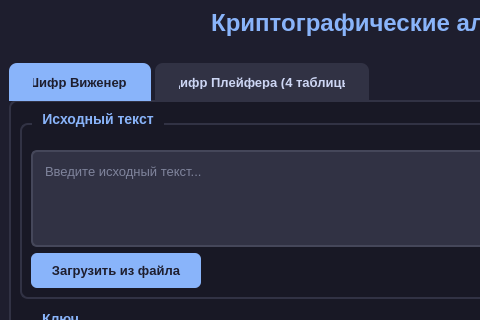
thediamondx13/ITLab1, file ui/ITLab1.ui: the form before one commit; both pictures show x 0 to 480 and y 0 to 320 of the 800 by 700 pixel window.
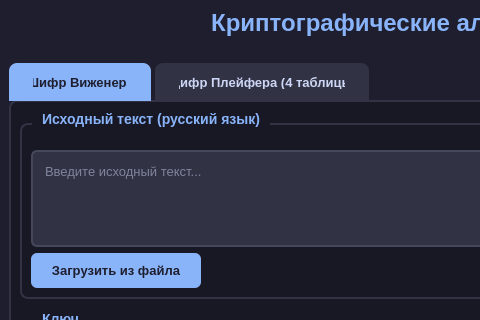
The form after the commit.

Commit message: Modified readme and gitignore, moved the enigma deploy config, added some info to the UI

```diff
--- a/ui/ITLab1.ui
+++ b/ui/ITLab1.ui
@@ -72,7 +72,7 @@
         <item>
          <widget class="QGroupBox" name="groupVigenereInput">
           <property name="title">
-           <string>Исходный текст</string>
+           <string>Исходный текст (русский язык)</string>
           </property>
           <layout class="QVBoxLayout" name="inputLayout1">
            <item>
```
Left out of the diff: 2 changed lines with no effect on the pictures. The commit also changes 6 other files.
